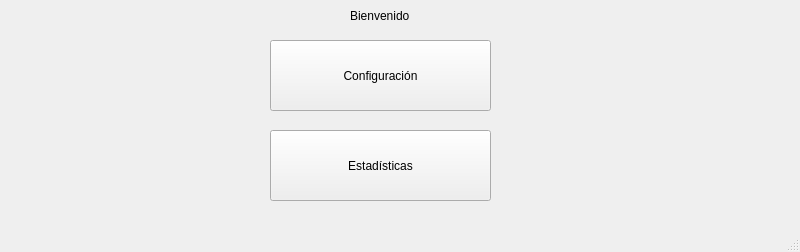
Qt form Menu.ui (IvoDKHP/ProyectoEspecialidad4to) before a commit.
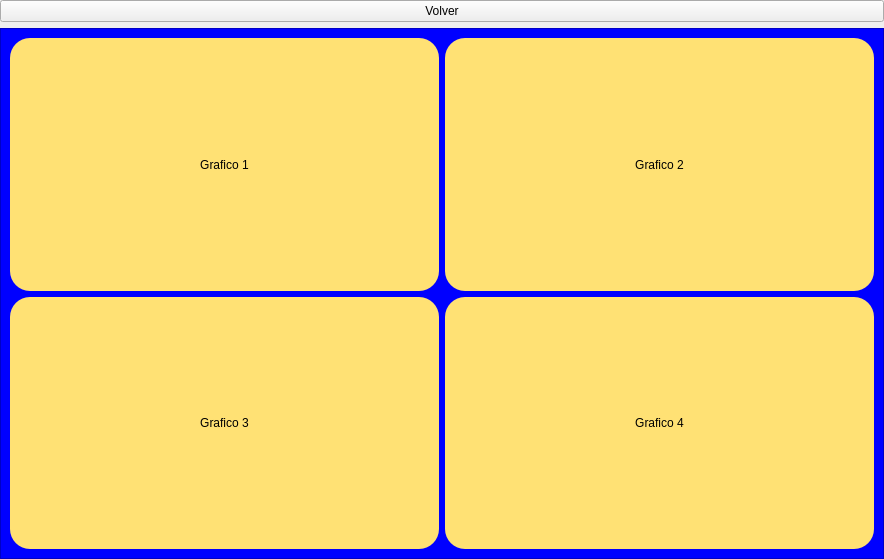
The same form after that commit.

```diff
--- a/Menu.ui
+++ b/Menu.ui
@@ -6,65 +6,170 @@
    <rect>
     <x>0</x>
     <y>0</y>
-    <width>800</width>
-    <height>252</height>
+    <width>884</width>
+    <height>559</height>
    </rect>
   </property>
   <property name="windowTitle">
    <string>MainWindow</string>
   </property>
   <widget class="QWidget" name="centralwidget">
-   <widget class="QPushButton" name="pushButton">
-    <property name="geometry">
-     <rect>
-      <x>270</x>
-      <y>40</y>
-      <width>221</width>
-      <height>71</height>
-     </rect>
+   <layout class="QGridLayout" name="gridLayout">
+    <property name="leftMargin">
+     <number>0</number>
     </property>
-    <property name="text">
-     <string>Configuración</string>
+    <property name="topMargin">
+     <number>0</number>
     </property>
-   </widget>
-   <widget class="QPushButton" name="pushButton_2">
-    <property name="geometry">
-     <rect>
-      <x>270</x>
-      <y>130</y>
-      <width>221</width>
-      <height>71</height>
-     </rect>
+    <property name="rightMargin">
+     <number>0</number>
     </property>
-    <property name="text">
-     <string>Estadísticas</string>
+    <property name="bottomMargin">
+     <number>0</number>
     </property>
-   </widget>
-   <widget class="QLabel" name="label">
-    <property name="geometry">
-     <rect>
-      <x>350</x>
-      <y>0</y>
-      <width>71</width>
-      <height>31</height>
-     </rect>
-    </property>
-    <property name="text">
-     <string>Bienvenido </string>
-    </property>
-   </widget>
+    <item row="1" column="0">
+     <widget class="QFrame" name="frame">
+      <property name="styleSheet">
+       <string notr="true">background-color: rgb(0, 0, 255);</string>
+      </property>
+      <property name="frameShape">
+       <enum>QFrame::StyledPanel</enum>
+      </property>
+      <property name="frameShadow">
+       <enum>QFrame::Raised</enum>
+      </property>
+      <layout class="QGridLayout" name="gridLayout_2">
+       <item row="0" column="0">
+        <widget class="QFrame" name="frame_2">
+         <property name="styleSheet">
+          <string notr="true">background-color: rgb(255, 225, 116);
+border-radius: 20px;</string>
+         </property>
+         <property name="frameShape">
+          <enum>QFrame::StyledPanel</enum>
+         </property>
+         <property name="frameShadow">
+          <enum>QFrame::Raised</enum>
+         </property>
+         <layout class="QVBoxLayout" name="verticalLayout_3" stretch="1,5">
+          <item>
+           <widget class="QLabel" name="label">
+            <property name="text">
+             <string>Grafico 1</string>
+            </property>
+            <property name="alignment">
+             <set>Qt::AlignCenter</set>
+            </property>
+           </widget>
+          </item>
+          <item>
+           <layout class="QVBoxLayout" name="verticalLayout_2"/>
+          </item>
+         </layout>
+        </widget>
+       </item>
+       <item row="1" column="0">
+        <widget class="QFrame" name="frame_4">
+         <property name="styleSheet">
+          <string notr="true">background-color: rgb(255, 225, 116);
+border-radius: 20px;</string>
+         </property>
+         <property name="frameShape">
+          <enum>QFrame::StyledPanel</enum>
+         </property>
+         <property name="frameShadow">
+          <enum>QFrame::Raised</enum>
+         </property>
+         <layout class="QVBoxLayout" name="verticalLayout_6" stretch="1,5">
+          <item>
+           <widget class="QLabel" name="label_3">
+            <property name="text">
+             <string>Grafico 3</string>
+            </property>
+            <property name="alignment">
+             <set>Qt::AlignCenter</set>
+            </property>
+           </widget>
+          </item>
+          <item>
+           <layout class="QVBoxLayout" name="verticalLayout_7"/>
+          </item>
+         </layout>
+        </widget>
+       </item>
+       <item row="0" column="1">
+        <widget class="QFrame" name="frame_3">
+         <property name="styleSheet">
+          <string notr="true">background-color: rgb(255, 225, 116);
+border-radius: 20px;</string>
+         </property>
+         <property name="frameShape">
+          <enum>QFrame::StyledPanel</enum>
+         </property>
+         <property name="frameShadow">
+          <enum>QFrame::Raised</enum>
+         </property>
+         <layout class="QVBoxLayout" name="verticalLayout_4" stretch="1,5">
+          <item>
+           <widget class="QLabel" name="label_2">
+            <property name="text">
+             <string>Grafico 2</string>
+            </property>
+            <property name="alignment">
+             <set>Qt::AlignCenter</set>
+            </property>
+           </widget>
+          </item>
+          <item>
+           <layout class="QVBoxLayout" name="verticalLayout_5"/>
+          </item>
+         </layout>
+        </widget>
+       </item>
+       <item row="1" column="1">
+        <widget class="QFrame" name="frame_5">
+         <property name="styleSheet">
+          <string notr="true">background-color: rgb(255, 225, 116);
+border-radius: 20px;</string>
+         </property>
+         <property name="frameShape">
+          <enum>QFrame::StyledPanel</enum>
+         </property>
+         <property name="frameShadow">
+          <enum>QFrame::Raised</enum>
+         </property>
+         <layout class="QVBoxLayout" name="verticalLayout_8" stretch="1,5">
+          <item>
+           <widget class="QLabel" name="label_4">
+            <property name="text">
+             <string>Grafico 4</string>
+            </property>
+            <property name="alignment">
+             <set>Qt::AlignCenter</set>
+            </property>
+           </widget>
+          </item>
+          <item>
+           <layout class="QVBoxLayout" name="verticalLayout_9"/>
+          </item>
+         </layout>
+        </widget>
+       </item>
+      </layout>
+     </widget>
+    </item>
+    <item row="0" column="0">
+     <widget class="QPushButton" name="volver_boton">
+      <property name="enabled">
+       <bool>true</bool>
+      </property>
+      <property name="text">
+       <string>Volver</string>
+      </property>
+     </widget>
+    </item>
+   </layout>
   </widget>
-  <widget class="QMenuBar" name="menubar">
-   <property name="geometry">
-    <rect>
-     <x>0</x>
-     <y>0</y>
-     <width>800</width>
-     <height>20</height>
-    </rect>
-   </property>
-  </widget>
-  <widget class="QStatusBar" name="statusbar"/>
  </widget>
  <resources/>
  <connections>
```
Left out of the diff: 31 changed lines with no effect on the pictures.
